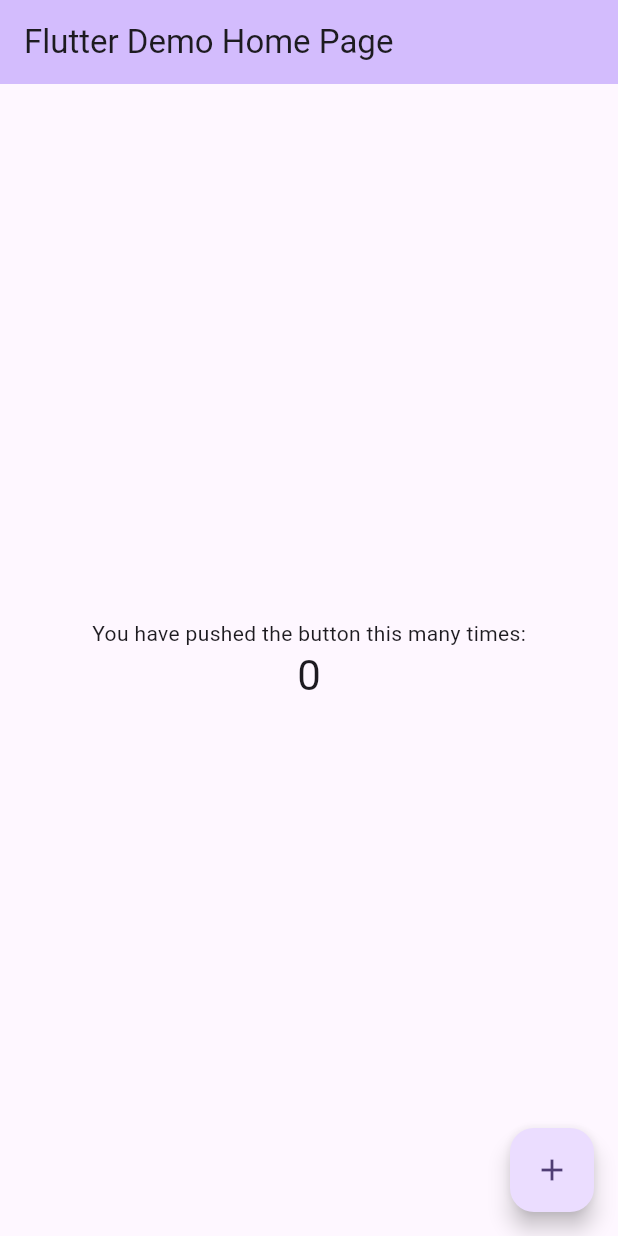
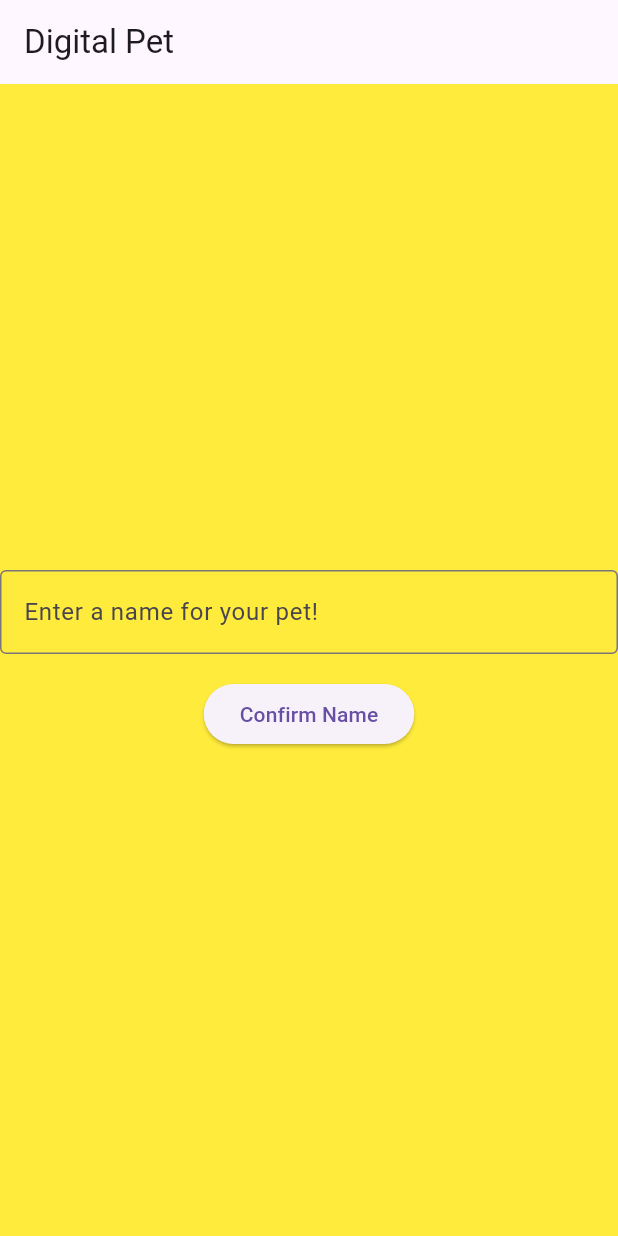
Before and after one commit to Redseba/digital_pet_app, a Flutter app: the screen it shows after launch, on a phone screen of 412 x 824 dp. Run offline on Flutter 3.47's test engine with Material 3 defaults, Android fonts, the phone set to English and light mode, and no system bars.

Commit message:
Implemented play feature for digital pet

```diff
--- a/lib/main.dart
+++ b/lib/main.dart
@@ -1,125 +1,285 @@
 import 'package:flutter/material.dart';
+import 'dart:async';
 
 void main() {
-  runApp(const MyApp());
+  runApp(MaterialApp(
+    home: DigitalPetApp(),
+  ));
 }
 
-class MyApp extends StatelessWidget {
-  const MyApp({super.key});
+class DigitalPetApp extends StatefulWidget {
+  @override
+  _DigitalPetAppState createState() => _DigitalPetAppState();
+}
 
-  // This widget is the root of your application.
+class _DigitalPetAppState extends State<DigitalPetApp> {
+  String petName = "Your Pet";
+  int happinessLevel = 50;
+  int hungerLevel = 50;
+  final TextEditingController _nameController = TextEditingController();
+  Timer? _hungerTimer;
+  String happinessStatus = "Neutral";
+  bool nameSet = false;
+    bool _isGameOver = false; // Track game over state
+  bool _hasWon = false; // Track if player has won
+  Timer? _winTimer;
+
+
+
+  void initState() {
+    super.initState();
+    _startHungerTimer(); // Start the timer when the app starts
+  }
+
   @override
-  Widget build(BuildContext context) {
-    return MaterialApp(
-      title: 'Flutter Demo',
-      theme: ThemeData(
-        // This is the theme of your application.
-        //
-        // TRY THIS: Try running your application with "flutter run". You'll see
-        // the application has a purple toolbar. Then, without quitting the app,
-        // try changing the seedColor in the colorScheme below to Colors.green
-        // and then invoke "hot reload" (save your changes or press the "hot
-        // reload" button in a Flutter-supported IDE, or press "r" if you used
-        // the command line to start the app).
-        //
-        // Notice that the counter didn't reset back to zero; the application
-        // state is not lost during the reload. To reset the state, use hot
-        // restart instead.
-        //
-        // This works for code too, not just values: Most code changes can be
-        // tested with just a hot reload.
-        colorScheme: ColorScheme.fromSeed(seedColor: Colors.deepPurple),
-        useMaterial3: true,
-      ),
-      home: const MyHomePage(title: 'Flutter Demo Home Page'),
-    );
+  void dispose() {
+    _hungerTimer?.cancel(); // Cancel the timer when the widget is disposed
+    _winTimer?.cancel();
+    super.dispose();
+  }
+
+  // Function to start the hunger timer
+  void _startHungerTimer() {
+    _hungerTimer = Timer.periodic(Duration(seconds: 30), (timer) {
+      setState(() {
+        _increaseHunger(); // Increase hunger every 30 seconds
+        _checkLossCondition();
+        _updateHappinessStatus(); // Update happiness status based on current levels
+      });
+    });
+  }
+
+  void _increaseHunger() {
+    hungerLevel = (hungerLevel + 5).clamp(0, 100); // Increase hunger by 5
+    if (hungerLevel > 100) {
+      hungerLevel = 100;
+      happinessLevel = (happinessLevel - 20).clamp(0, 100); // Decrease happiness if hunger is maxed out
     }
   }
 
-class MyHomePage extends StatefulWidget {
-  const MyHomePage({super.key, required this.title});
-
-  // This widget is the home page of your application. It is stateful, meaning
-  // that it has a State object (defined below) that contains fields that affect
-  // how it looks.
-
-  // This class is the configuration for the state. It holds the values (in this
-  // case the title) provided by the parent (in this case the App widget) and
-  // used by the build method of the State. Fields in a Widget subclass are
-  // always marked "final".
-
-  final String title;
-
-  @override
-  State<MyHomePage> createState() => _MyHomePageState();
+  // Function to increase happiness and update hunger when playing with the pet
+  void _playWithPet() {
+    if (_isGameOver) return;
+    setState(() {
+      happinessLevel = (happinessLevel + 10).clamp(0, 100);
+      _updateHappinessStatus();
+      _updateHunger();
+      _checkWinCondition();
+    });
   }
 
-class _MyHomePageState extends State<MyHomePage> {
-  int _counter = 0;
+  // Function to decrease hunger and update happiness when feeding the pet
+  void _feedPet() {
+    if (_isGameOver) return;
+    setState(() {
+      hungerLevel = (hungerLevel - 10).clamp(0, 100);
+      _updateHappiness(); // Update happiness based on hunger
+      _updateHappinessStatus(); // Update happiness status
+    });
+  }
 
-  void _incrementCounter() {
+  void _updateHappinessStatus() {
+    if (happinessLevel > 70) {
+      happinessStatus = "Happy";
+    } else if (happinessLevel < 30) {
+      happinessStatus = "Mad";
+    } else {
+      happinessStatus = "Neutral";
+    }
+  }
+
+  // Update happiness based on hunger level
+  void _updateHappiness() {
+    if (hungerLevel < 30) {
+      happinessLevel = (happinessLevel - 20).clamp(0, 100);
+    } else {
+      happinessLevel = (happinessLevel + 10).clamp(0, 100);
+    }
+  }
+
+  void _updateHunger() {
+    hungerLevel = (hungerLevel + 5).clamp(0, 100);
+    if (hungerLevel > 100) {
+      hungerLevel = 100;
+      happinessLevel = (happinessLevel - 20).clamp(0, 100);
+    }
+  }
+
+  // Check for loss condition
+  void _checkLossCondition() {
+    if (hungerLevel == 100 && happinessLevel <= 10) {
       setState(() {
-      // This call to setState tells the Flutter framework that something has
-      // changed in this State, which causes it to rerun the build method below
-      // so that the display can reflect the updated values. If we changed
-      // _counter without calling setState(), then the build method would not be
-      // called again, and so nothing would appear to happen.
-      _counter++;
+        _isGameOver = true; // Set game over state
+      });
+      _showGameOverDialog(); // Show game over message
+    }
+  }
+
+  // Check for win condition
+  void _checkWinCondition() {
+    if (happinessLevel > 80 && _winTimer == null) {
+      _winTimer = Timer(Duration(minutes: 3), () {
+        setState(() {
+          _hasWon = true; // Set win state
+        });
+        _showWinDialog(); // Show win message
+      });
+    } else if (happinessLevel <= 80) {
+      _winTimer?.cancel(); // Cancel the win timer if happiness drops below 80
+      _winTimer = null;
+    }
+  }
+
+  void _showGameOverDialog() {
+    showDialog(
+      context: context,
+      builder: (BuildContext context) {
+        return AlertDialog(
+          title: Text("Game Over"),
+          content: Text("Your pet is too hungry and unhappy!"),
+          actions: [
+            TextButton(
+              child: Text("OK"),
+              onPressed: () {
+                Navigator.of(context).pop();
+              },
+            ),
+          ],
+        );
+      },
+    );
+  }
+
+  void _showWinDialog() {
+    showDialog(
+      context: context,
+      builder: (BuildContext context) {
+        return AlertDialog(
+          title: Text("You Win!"),
+          content: Text("Your pet is happy for 3 minutes!"),
+          actions: [
+            TextButton(
+              child: Text("OK"),
+              onPressed: () {
+                Navigator.of(context).pop();
+              },
+            ),
+          ],
+        );
+      },
+    );
+  }
+
+  String _getImagePath() {
+    if (happinessLevel > 70) {
+      return 'Assets/Turtle_Happy.png'; // Happy image
+    } else if (happinessLevel < 30) {
+      return 'Assets/Turtle_Mad.png'; // Sad image
+    } else {
+      return 'Assets/Turtle_Neutral.png'; // Neutral image
+    }
+  }
+
+  Color _backgroundColor() {
+    if (happinessLevel > 70) {
+      return Colors.green; // Happy image
+    } else if (happinessLevel < 30) {
+      return Colors.red; // Sad image
+    } else {
+      return Colors.yellow; // Neutral image
+    }
+  }
+
+  void _updatePetName() {
+    setState(() {
+      petName = _nameController.text.isNotEmpty ? _nameController.text : "Your Pet";
+      nameSet = true; // Mark that the name is set
     });
   }
 
   @override
   Widget build(BuildContext context) {
-    // This method is rerun every time setState is called, for instance as done
-    // by the _incrementCounter method above.
-    //
-    // The Flutter framework has been optimized to make rerunning build methods
-    // fast, so that you can just rebuild anything that needs updating rather
-    // than having to individually change instances of widgets.
     return Scaffold(
       appBar: AppBar(
-        // TRY THIS: Try changing the color here to a specific color (to
-        // Colors.amber, perhaps?) and trigger a hot reload to see the AppBar
-        // change color while the other colors stay the same.
-        backgroundColor: Theme.of(context).colorScheme.inversePrimary,
-        // Here we take the value from the MyHomePage object that was created by
-        // the App.build method, and use it to set our appbar title.
-        title: Text(widget.title),
+        title: Text('Digital Pet'),
       ),
-      body: Center(
-        // Center is a layout widget. It takes a single child and positions it
-        // in the middle of the parent.
+      body: Container(
+        color: _backgroundColor(),
+        child: Center(
           child: Column(
-          // Column is also a layout widget. It takes a list of children and
-          // arranges them vertically. By default, it sizes itself to fit its
-          // children horizontally, and tries to be as tall as its parent.
-          //
-          // Column has various properties to control how it sizes itself and
-          // how it positions its children. Here we use mainAxisAlignment to
-          // center the children vertically; the main axis here is the vertical
-          // axis because Columns are vertical (the cross axis would be
-          // horizontal).
-          //
-          // TRY THIS: Invoke "debug painting" (choose the "Toggle Debug Paint"
-          // action in the IDE, or press "p" in the console), to see the
-          // wireframe for each widget.
             mainAxisAlignment: MainAxisAlignment.center,
             children: <Widget>[
-            const Text(
-              'You have pushed the button this many times:',
+              if (!nameSet) // Show name input until it's set
+                Column(
+                  children: [
+                    TextField(
+                      controller: _nameController,
+                      decoration: InputDecoration(
+                        labelText: 'Enter a name for your pet!',
+                        border: OutlineInputBorder(),
+                      ),
+                      onSubmitted: (_) => _updatePetName(),
+                    ),
+                    SizedBox(height: 16.0),
+                    ElevatedButton(
+                      onPressed: _updatePetName,
+                      child: Text('Confirm Name'),
+                    ),
+                  ],
+                ),
+              if (nameSet) // Show pet info once the name is set
+                Column(
+                  children: [
+                    Image.asset(
+                      _getImagePath(),
+                      width: 200,
+                      height: 200,
                     ),
                     Text(
-              '$_counter',
-              style: Theme.of(context).textTheme.headlineMedium,
+                      'Name: $petName',
+                      style: TextStyle(fontSize: 20.0),
+                    ),
+                    SizedBox(height: 8.0),
+                    Text(
+                      'Status: $happinessStatus', // Display the status
+                      style: TextStyle(fontSize: 20.0),
+                    ),
+                    SizedBox(height: 16.0),
+                    Text(
+                      'Happiness Level: $happinessLevel',
+                      style: TextStyle(fontSize: 20.0),
+                    ),
+                    SizedBox(height: 16.0),
+                    Text(
+                      'Hunger Level: $hungerLevel',
+                      style: TextStyle(fontSize: 20.0),
+                    ),
+                    SizedBox(height: 32.0),
+                    ElevatedButton(
+                      onPressed: _playWithPet,
+                      child: Text('Play with Your Pet'),
+                    ),
+                    SizedBox(height: 16.0),
+                    ElevatedButton(
+                      onPressed: _feedPet,
+                      child: Text('Feed Your Pet'),
+                    ),
+                    if (_isGameOver) // Show game over message if applicable
+                Text(
+                  'Game Over',
+                  style: TextStyle(fontSize: 24, color: Colors.red),
+                ),
+              if (_hasWon) // Show win message if applicable
+                Text(
+                  'You Win!',
+                  style: TextStyle(fontSize: 24, color: Colors.green),
+                ),
+                  ],
                 ),
             ],
           ),
         ),
-      floatingActionButton: FloatingActionButton(
-        onPressed: _incrementCounter,
-        tooltip: 'Increment',
-        child: const Icon(Icons.add),
-      ), // This trailing comma makes auto-formatting nicer for build methods.
+      ),
     );
   }
 }
```
Lines whose indentation alone changed are shown as unchanged.
